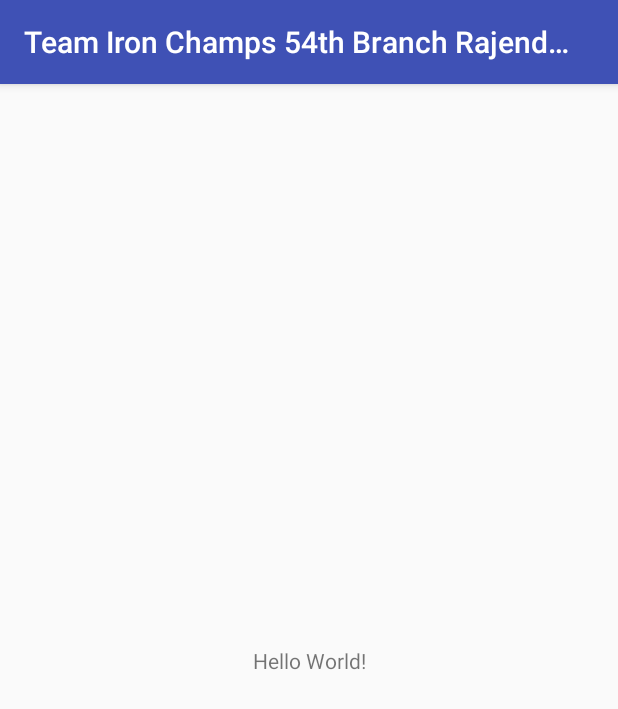
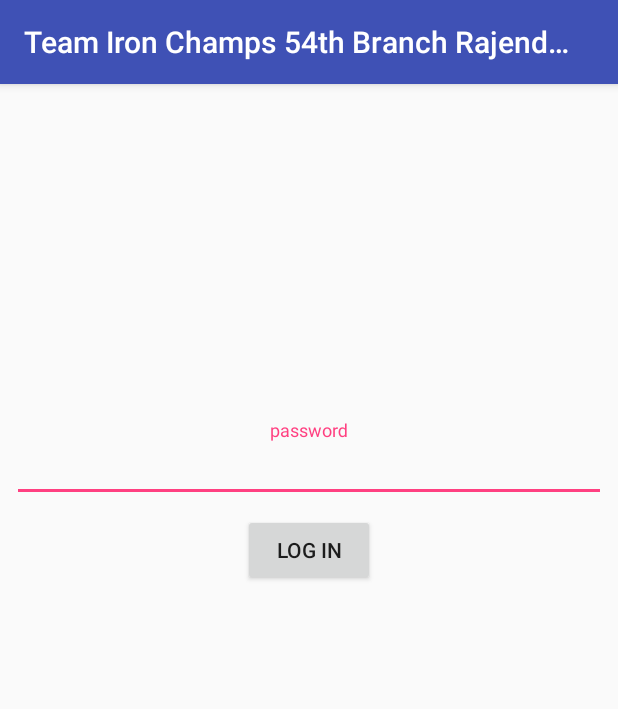
Before and after one commit to AI0497/TIC, an Android app: the screen it shows after launch (MainActivity), on a phone screen of 412 x 824 dp. Shown: the top 709 px of the screen. Run offline under Robolectric (Android 15) with nearby library versions, the phone set to English and light mode, and no system bars.

Commit message:
create password activity

```diff
--- a/app/build.gradle
+++ b/app/build.gradle
@@ -21,6 +21,7 @@ android {
 dependencies {
     implementation fileTree(dir: 'libs', include: ['*.jar'])
     implementation 'com.android.support:appcompat-v7:27.1.1'
+    implementation 'com.android.support:design:27.1.1'
     implementation 'com.android.support.constraint:constraint-layout:1.1.0'
     testImplementation 'junit:junit:4.12'
     androidTestImplementation 'com.android.support.test:runner:1.0.2'
--- a/app/src/main/AndroidManifest.xml
+++ b/app/src/main/AndroidManifest.xml
@@ -16,6 +16,10 @@
                 <category android:name="android.intent.category.LAUNCHER" />
             </intent-filter>
         </activity>
+        <activity
+            android:name=".Dashboard"
+            android:label="@string/title_activity_dashboard"
+            android:theme="@style/AppTheme.NoActionBar"></activity>
     </application>
 
 </manifest>
--- a/app/src/main/java/appdorks/tk/teamironchamps54thbranchrajendernagar/MainActivity.java
+++ b/app/src/main/java/appdorks/tk/teamironchamps54thbranchrajendernagar/MainActivity.java
@@ -1,13 +1,54 @@
 package appdorks.tk.teamironchamps54thbranchrajendernagar;
 
+import android.content.Intent;
 import android.support.v7.app.AppCompatActivity;
 import android.os.Bundle;
+import android.view.View;
+import android.widget.Button;
+import android.widget.EditText;
+import android.widget.Toast;
 
-public class MainActivity extends AppCompatActivity {
+public class MainActivity extends AppCompatActivity
+{
+
+    private Button btn;
+    private EditText editText;
+    private String userPassword;
 
     @Override
-    protected void onCreate(Bundle savedInstanceState) {
+    protected void onCreate(Bundle savedInstanceState)
+    {
         super.onCreate(savedInstanceState);
         setContentView(R.layout.activity_main);
+
+        btn = findViewById(R.id.button);
+        editText = findViewById(R.id.editText);
+
+        btn.setOnClickListener(new View.OnClickListener()
+        {
+            @Override
+            public void onClick(View v)
+            {
+                userPassword = editText.getText().toString().trim();
+
+                if (userPassword.isEmpty())
+                {
+                    Toast.makeText(MainActivity.this, "please enter password first", Toast.LENGTH_SHORT).show();
+                }
+                else
+                {
+                    if (userPassword.equals("1248"))
+                    {
+                        // start new activity
+                        startActivity(new Intent(MainActivity.this, Dashboard.class));
+                    }
+                    else
+                    {
+                        Toast.makeText(MainActivity.this, "incorrect password", Toast.LENGTH_SHORT).show();
+                    }
+                }
+            }
+        });
+
     }
 }
--- a/app/src/main/res/layout/activity_main.xml
+++ b/app/src/main/res/layout/activity_main.xml
@@ -4,15 +4,44 @@
     xmlns:tools="http://schemas.android.com/tools"
     android:layout_width="match_parent"
     android:layout_height="match_parent"
-    tools:context=".MainActivity">
+    tools:context=".MainActivity"
+    tools:layout_editor_absoluteY="81dp">
 
-    <TextView
+    <android.support.design.widget.TextInputLayout
+        android:id="@+id/textInputLayout"
+        android:layout_width="0dp"
+        android:layout_height="wrap_content"
+        android:layout_marginEnd="8dp"
+        android:layout_marginStart="8dp"
+        android:layout_marginTop="224dp"
+        app:layout_constraintEnd_toEndOf="parent"
+        app:layout_constraintHorizontal_bias="0.0"
+        app:layout_constraintStart_toStartOf="parent"
+        app:layout_constraintTop_toTopOf="parent">
+
+        <EditText
+            android:id="@+id/editText"
+            android:layout_width="match_parent"
+            android:layout_height="44dp"
+            android:gravity="center_horizontal"
+            android:hint="@string/password"
+            android:inputType="number" />
+
+    </android.support.design.widget.TextInputLayout>
+
+    <Button
+        android:id="@+id/button"
         android:layout_width="wrap_content"
         android:layout_height="wrap_content"
-        android:text="Hello World!"
+        android:layout_marginBottom="8dp"
+        android:layout_marginEnd="8dp"
+        android:layout_marginStart="8dp"
+        android:layout_marginTop="8dp"
+        android:text="@string/login"
         app:layout_constraintBottom_toBottomOf="parent"
-        app:layout_constraintLeft_toLeftOf="parent"
-        app:layout_constraintRight_toRightOf="parent"
-        app:layout_constraintTop_toTopOf="parent" />
+        app:layout_constraintEnd_toEndOf="parent"
+        app:layout_constraintStart_toStartOf="parent"
+        app:layout_constraintTop_toBottomOf="@+id/textInputLayout"
+        app:layout_constraintVertical_bias="0.0" />
 
 </android.support.constraint.ConstraintLayout>
--- /dev/null
+++ b/app/src/main/res/values/dimens.xml
@@ -0,0 +1,3 @@
+<resources>
+    <dimen name="fab_margin">16dp</dimen>
+</resources>
--- a/app/src/main/res/values/strings.xml
+++ b/app/src/main/res/values/strings.xml
@@ -1,3 +1,9 @@
 <resources>
     <string name="app_name">Team Iron Champs 54th Branch Rajender Nagar</string>
+
+    <string name="password">password</string>
+
+    <string name="login">Log In</string>
+    <string name="title_activity_dashboard">Dashboard</string>
+
 </resources>
--- a/app/src/main/res/values/styles.xml
+++ b/app/src/main/res/values/styles.xml
@@ -8,4 +8,13 @@
         <item name="colorAccent">@color/colorAccent</item>
     </style>
 
+    <style name="AppTheme.NoActionBar">
+        <item name="windowActionBar">false</item>
+        <item name="windowNoTitle">true</item>
+    </style>
+
+    <style name="AppTheme.AppBarOverlay" parent="ThemeOverlay.AppCompat.Dark.ActionBar" />
+
+    <style name="AppTheme.PopupOverlay" parent="ThemeOverlay.AppCompat.Light" />
+
 </resources>
```
Also changed, not shown: app/src/main/java/appdorks/tk/teamironchamps54thbranchrajendernagar/Dashboard.java (added, +29 -0 lines), app/src/main/res/layout/activity_dashboard.xml (added, +33 -0 lines), app/src/main/res/layout/content_dashboard.xml (added, +11 -0 lines).
